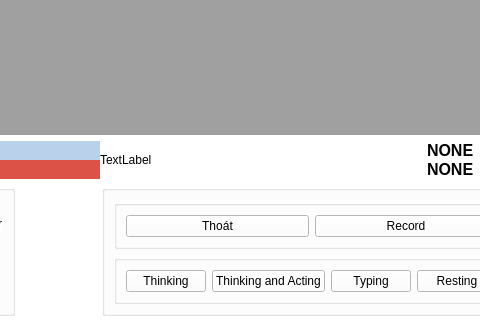
Qt form UiFiles/createSample.ui (dangkh/UIDataCollection) before a commit; both pictures show x 604 to 1084 and y 205 to 525 of the 1293 by 659 pixel window.
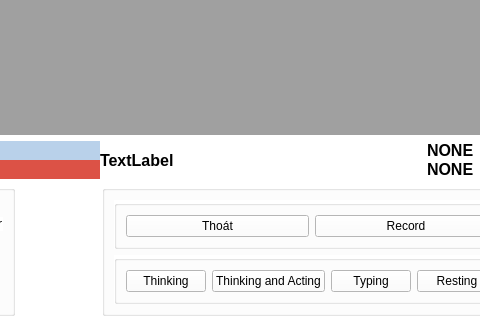
The same form after that commit. Icons and pictures are not drawn.

Commit message: update ET stream and write csv

The edit to the form file:
```diff
--- a/UiFiles/createSample.ui
+++ b/UiFiles/createSample.ui
@@ -245,6 +245,13 @@
               </property>
               <item>
                <widget class="QLabel" name="widScreen">
+                <property name="font">
+                 <font>
+                  <pointsize>12</pointsize>
+                  <weight>75</weight>
+                  <bold>true</bold>
+                 </font>
+                </property>
                 <property name="text">
                  <string>TextLabel</string>
                 </property>
```
The commit also changes 2 other files.
